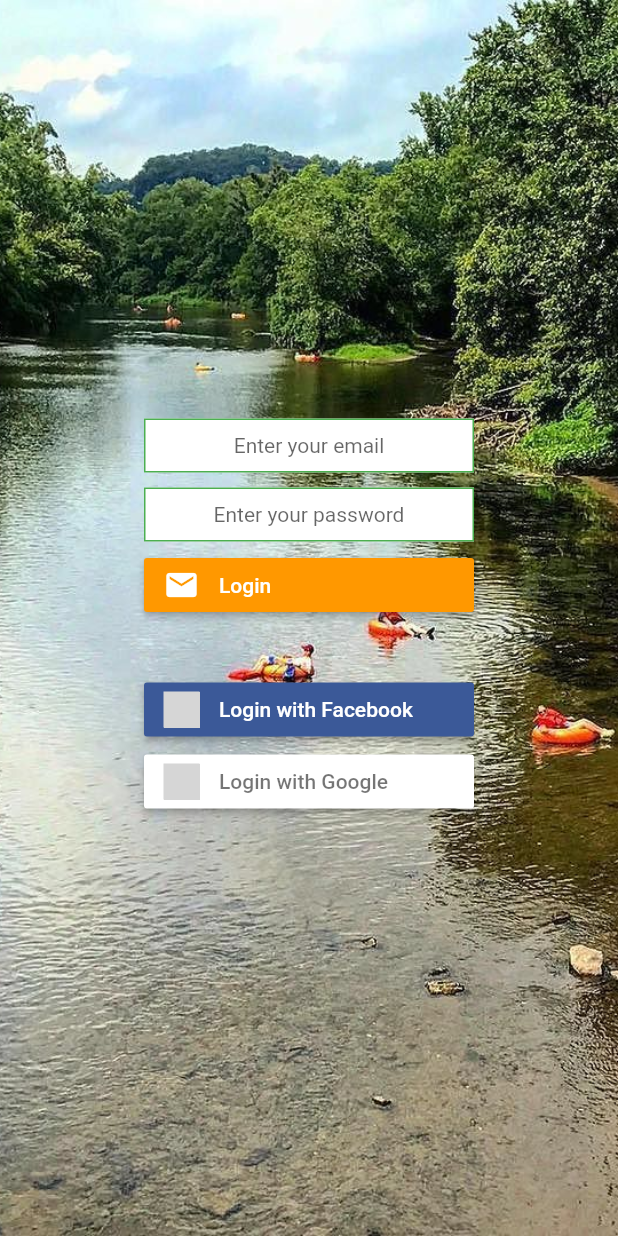
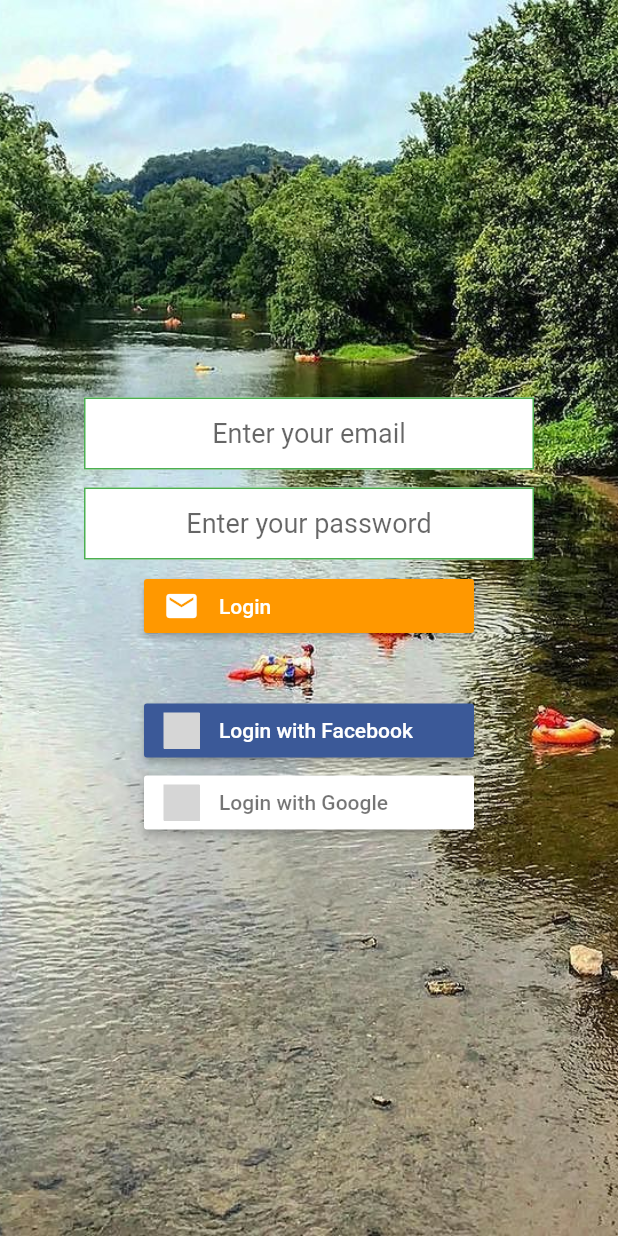
Before and after one commit to David-B-Comer/Access-Brandywine, a Flutter app: the screen it shows after launch, after a tap on "Login to Account", on a phone screen of 412 x 824 dp. Run offline on Flutter 3.47's test engine with Material 2 defaults, Android fonts, the phone set to English and light mode, and no system bars; our stand-ins replace cloud_firestore, firebase_auth, flutter_signin_button, google_sign_in; missing offline and left inert: flutter_facebook_login; accounts and stored records are empty; grey boxes are pictures that could not be loaded.

Commit message:
cleaned up spacing and size of fields

```diff
--- a/lib/loginPage.dart
+++ b/lib/loginPage.dart
@@ -5,7 +5,6 @@ import 'package:flutter_signin_button/button_list.dart';
 import 'package:flutter_signin_button/button_view.dart';
 import 'package:google_sign_in/google_sign_in.dart';
 import 'package:firebase_auth/firebase_auth.dart';
-import 'package:newflutterapp/register.dart';
 import 'passport.dart';
 import 'constants.dart';
 
@@ -36,12 +35,12 @@ class _LoginPageState extends State<LoginPage> {
           crossAxisAlignment: CrossAxisAlignment.center,
           children: <Widget>[
             SizedBox(
-              width: 220,
-              height: 36,
+              width: 300,
+              height: 50,
               child: TextField(
                 keyboardType: TextInputType.emailAddress,
                 textAlign: TextAlign.center,
-                style: TextStyle(fontSize: 14),
+                style: TextStyle(fontSize: 18),
                 onChanged: (value) {
                   email = value;
                 },
@@ -53,12 +52,12 @@ class _LoginPageState extends State<LoginPage> {
               height: 10.0,
             ),
             SizedBox(
-              width: 220,
-              height: 36,
+              width: 300,
+              height: 50,
               child: TextField(
                 obscureText: true,
                 textAlign: TextAlign.center,
-                style: TextStyle(fontSize: 14),
+                style: TextStyle(fontSize: 18),
                 onChanged: (value) {
                   password = value;
                 },
--- a/lib/main.dart
+++ b/lib/main.dart
@@ -48,7 +48,7 @@ class MyHomePage extends StatefulWidget {
 
 class _MyHomePageState extends State<MyHomePage> {
 
-  bool showSpinner = false;
+//  bool showSpinner = false;
 
   @override
   Widget build(BuildContext context) {
```
Also changed, not shown: lib/register.dart (+11 -11 lines).
